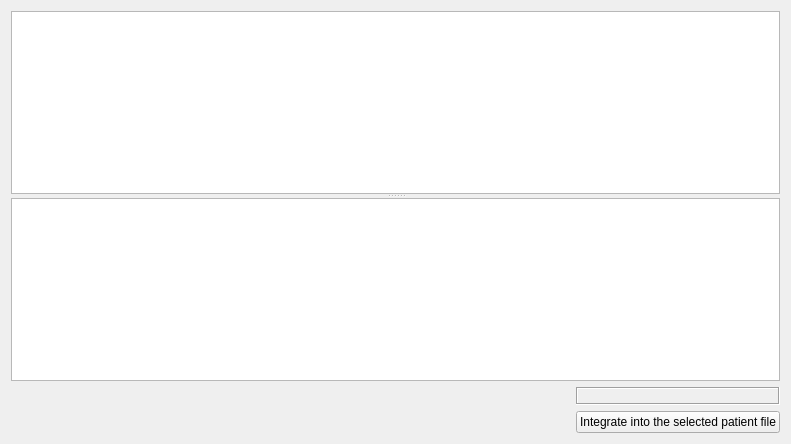
First picture: the form in plugins/toolsplugin/hprimintegrator/hprimintegratorwidget.ui, repository FreeHealth/freehealth, before the edit.
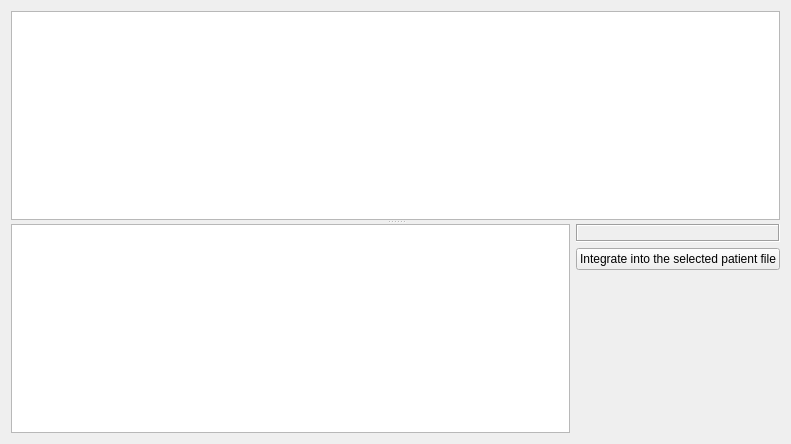
Second picture: the form after the edit.

What changed in the file:
```diff
--- a/plugins/toolsplugin/hprimintegrator/hprimintegratorwidget.ui
+++ b/plugins/toolsplugin/hprimintegrator/hprimintegratorwidget.ui
@@ -14,7 +14,13 @@
    <string>Form</string>
   </property>
   <layout class="QGridLayout" name="gridLayout">
-   <item row="2" column="0">
+   <item row="0" column="0">
+    <widget class="QSplitter" name="splitter">
+     <property name="orientation">
+      <enum>Qt::Vertical</enum>
+     </property>
+     <widget class="QTableView" name="dirContentTableView"/>
+     <widget class="QWidget" name="">
     <layout class="QGridLayout" name="gridLayout_2">
      <item row="1" column="1">
       <widget class="QPushButton" name="integrate">
@@ -29,19 +35,6 @@
        </property>
       </widget>
      </item>
-     <item row="1" column="0">
-      <spacer name="horizontalSpacer">
-       <property name="orientation">
-        <enum>Qt::Horizontal</enum>
-       </property>
-       <property name="sizeHint" stdset="0">
-        <size>
-         <width>40</width>
-         <height>20</height>
-        </size>
-       </property>
-      </spacer>
-     </item>
      <item row="0" column="1">
       <widget class="QLabel" name="patientInfo">
        <property name="maximumSize">
@@ -70,22 +63,24 @@
        </property>
       </widget>
      </item>
-    </layout>
-   </item>
-   <item row="0" column="0">
-    <widget class="QSplitter" name="verticSplitter">
+       <item row="2" column="1">
+        <spacer name="verticalSpacer">
      <property name="orientation">
       <enum>Qt::Vertical</enum>
      </property>
-     <widget class="QTableView" name="dirContentTableView"/>
-     <widget class="QSplitter" name="horizSplitter">
-      <property name="orientation">
-       <enum>Qt::Horizontal</enum>
-      </property>
+         <property name="sizeHint" stdset="0">
+          <size>
+           <width>20</width>
+           <height>40</height>
+          </size>
+         </property>
+        </spacer>
+       </item>
+       <item row="0" column="0" rowspan="3">
       <widget class="QPlainTextEdit" name="contentViewer">
        <property name="minimumSize">
         <size>
-         <width>760</width>
+           <width>0</width>
          <height>0</height>
         </size>
        </property>
@@ -99,6 +94,8 @@
         <bool>true</bool>
        </property>
       </widget>
+       </item>
+      </layout>
      </widget>
     </widget>
    </item>
```
Lines whose indentation alone changed are shown as unchanged.
